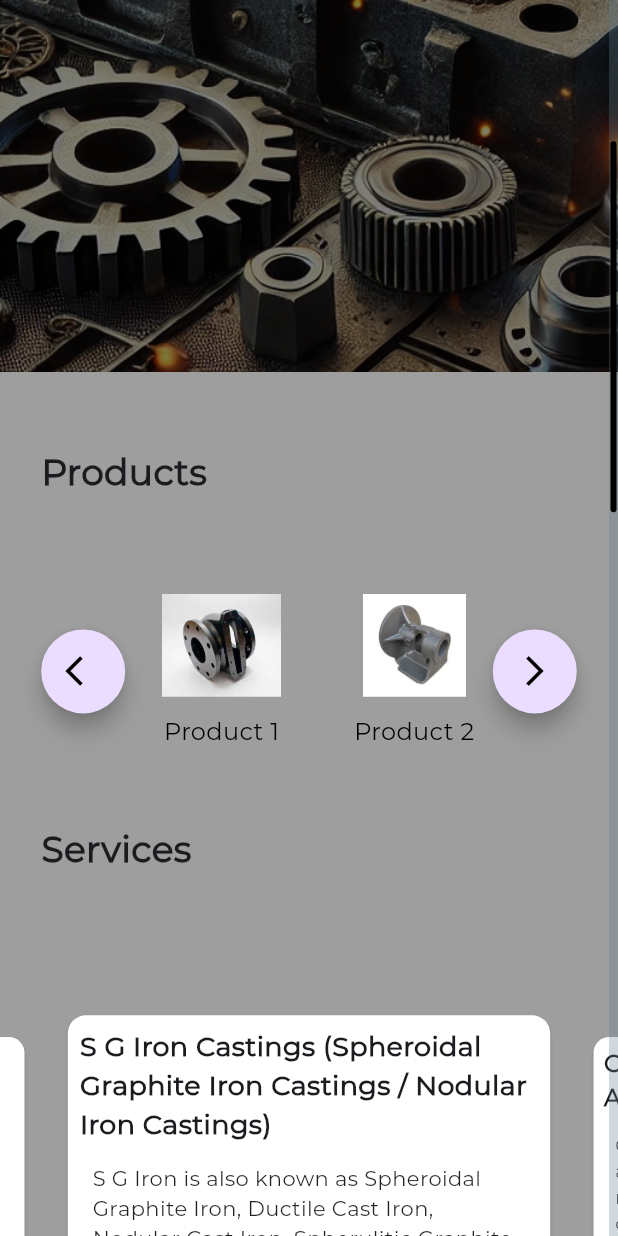
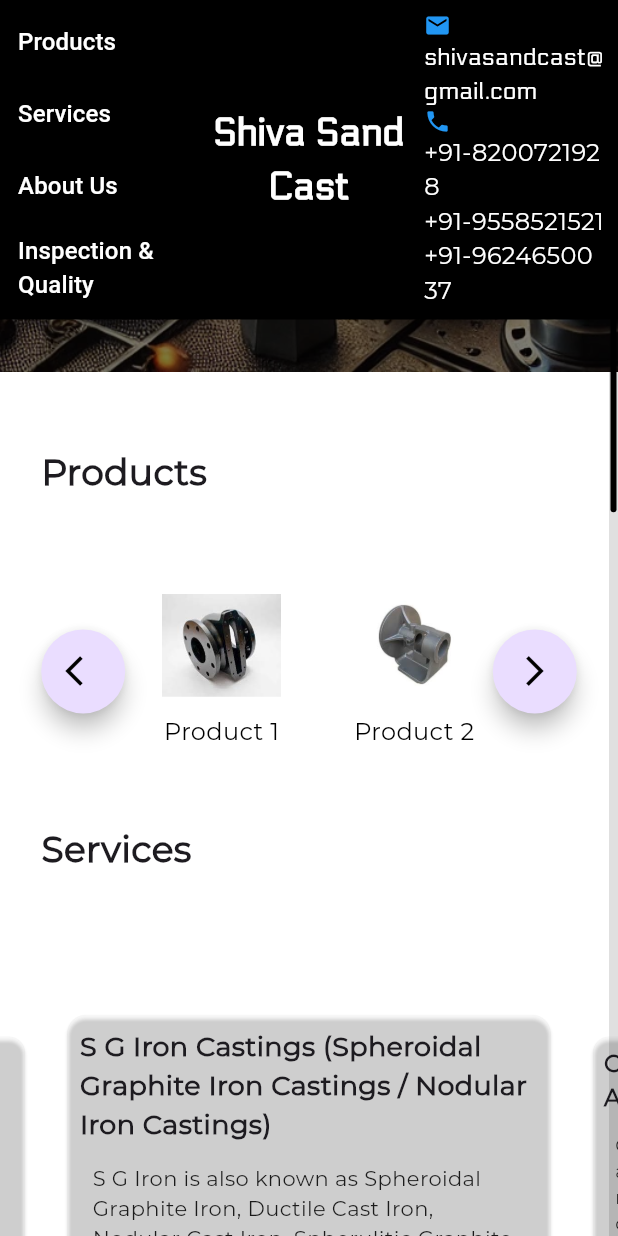
Before and after one commit to devang027/cast_web_app, a Flutter app: the screen it shows after launch, scrolled down 576 dp, on a phone screen of 412 x 824 dp. Run offline on Flutter 3.47's test engine with Material 3 defaults, Android fonts, the phone set to English and light mode, and no system bars; drawn by our look-alikes of carousel_slider; our stand-ins replace easy_dynamic_theme.

Commit message:
changes in UI header

```diff
--- a/lib/screens/home_page.dart
+++ b/lib/screens/home_page.dart
@@ -71,11 +71,10 @@
         : 1;
 
     return Scaffold(
-      backgroundColor: Colors.grey,
+      backgroundColor: Colors.white,
       extendBodyBehindAppBar: true,
       body: WebScrollbar(
         color: Colors.black,
-        backgroundColor: Colors.blueGrey.withOpacity(0.3),
         heightFraction: 0.3,
         controller: _scrollController,
         child: Stack(
@@ -163,7 +162,7 @@
                       vertical:
                           screenSize.height < 800 ? 10 : screenSize.height / 30,
                     ),
-                    color: Theme.of(context).canvasColor,
+                    color: Colors.black12,
                     width: screenSize.width,
                     child: RichText(
                       text: const TextSpan(
@@ -204,7 +203,7 @@
                       vertical:
                           screenSize.height < 800 ? 10 : screenSize.height / 30,
                     ),
-                    color: Theme.of(context).canvasColor,
+                    color: Colors.black12,
                     width: screenSize.width,
                     child: const Text(
                       "Foundry Inspection\n\n"
@@ -257,12 +256,12 @@
                 ],
               ),
             ),
-            /*Positioned(
+            Positioned(
               top: 0,
               left: 0,
               right: 0,
               child: Container(
-                color: Colors.black.withOpacity(0.8),
+                color: Colors.black,
                 child: Row(
                   mainAxisAlignment: MainAxisAlignment.spaceBetween,
                   children: [
@@ -344,7 +343,7 @@
                   ],
                 ),
               ),
-            )*/
+            )
           ],
         ),
       ),
@@ -538,7 +537,7 @@
                       vertical:
                           screenSize.height < 800 ? 10 : screenSize.height / 30,
                     ),
-                    color: Theme.of(context).canvasColor,
+                    color: Colors.black12,
                     width: screenSize.width,
                     child: RichText(
                       text: const TextSpan(
@@ -577,7 +576,7 @@
                       vertical:
                           screenSize.height < 800 ? 10 : screenSize.height / 30,
                     ),
-                    color: Theme.of(context).canvasColor,
+                    color: Colors.black12,
                     width: screenSize.width,
                     child: const Text(
                       "Foundry Inspection\n\n"
--- a/lib/widgets/bottom_bar.dart
+++ b/lib/widgets/bottom_bar.dart
@@ -12,7 +12,7 @@
   Widget build(BuildContext context) {
     return Container(
       padding: const EdgeInsets.all(30),
-      color: Theme.of(context).canvasColor,
+      color: Colors.black12,
       child: ResponsiveWidget.isSmallScreen(context)
           ? Column(
               children: [
--- a/lib/widgets/carousel.dart
+++ b/lib/widgets/carousel.dart
@@ -64,7 +64,7 @@
       return IntrinsicHeight(
         // Allows dynamic height
         child: Card(
-          color: Colors.white,
+          color: Colors.white30,
           child: SingleChildScrollView(
             child: Column(
               mainAxisSize: MainAxisSize.min,
```
